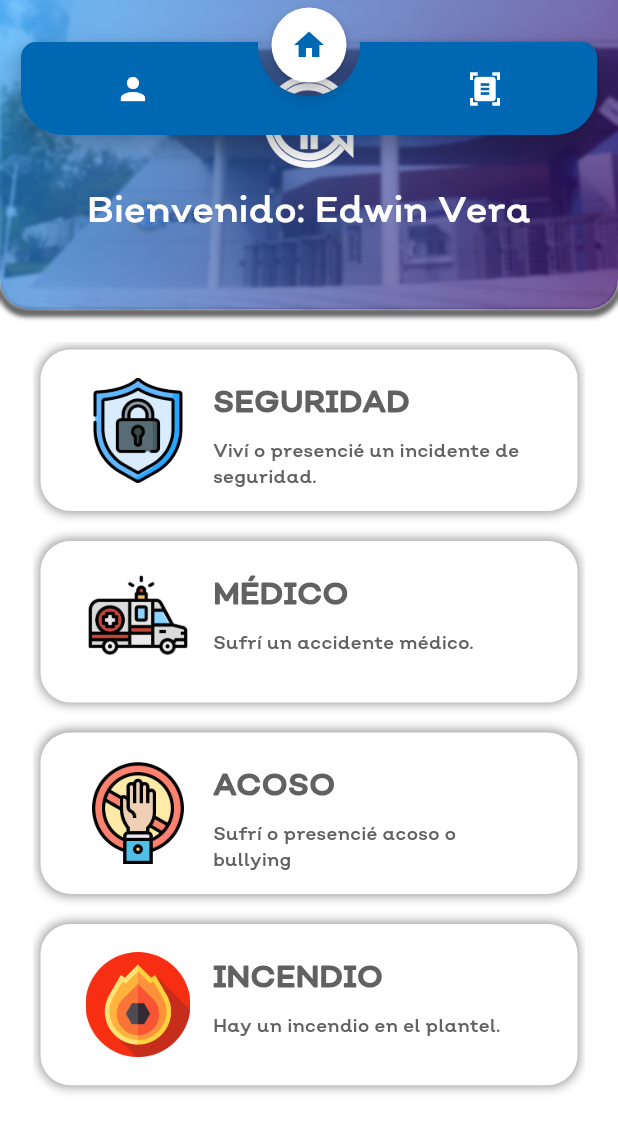
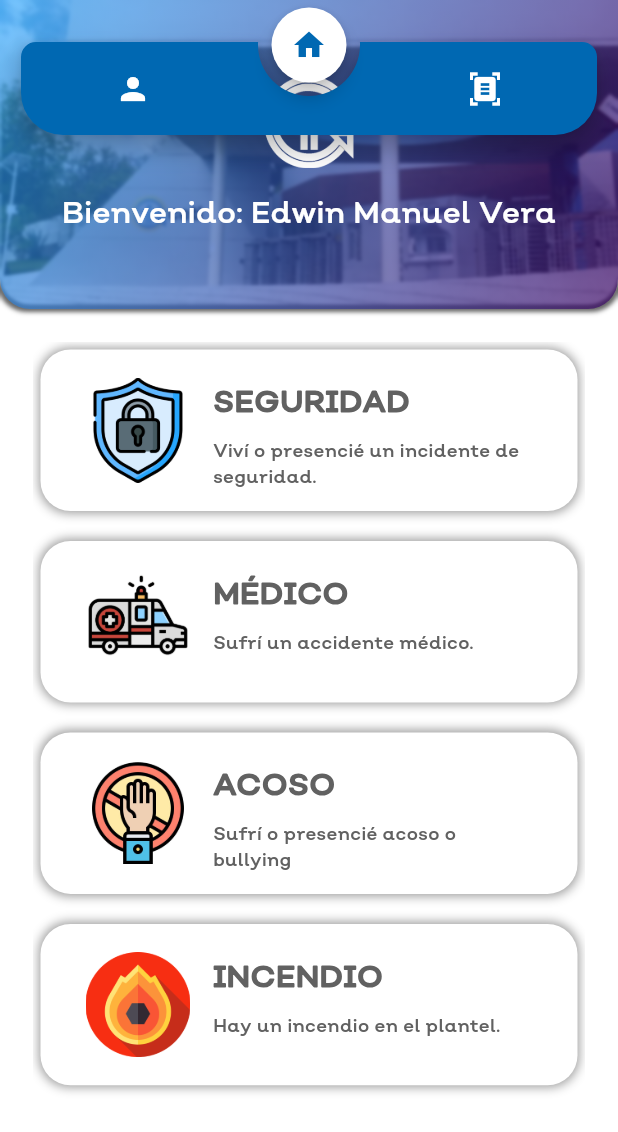
Before and after one commit to evera112398/boton_ceti, a Flutter app: the screen it shows after launch, on a phone screen of 412 x 824 dp. Shown: the top 1132 px of the screen. Run offline on Flutter 3.47's test engine with Material 3 defaults, Android fonts, the phone set to English and light mode, and no system bars; drawn by our look-alikes of animated_notch_bottom_bar.

Commit message:
Modificaciones de UI

```diff
--- a/lib/models/bnb.dart
+++ b/lib/models/bnb.dart
@@ -25,7 +25,7 @@ class _BNavigationBarState extends State<BNavigationBar> {
   Widget build(BuildContext context) {
     return AnimatedNotchBottomBar(
       color: VariablesGlobales.coloresApp[1],
-      durationInMilliSeconds: 200,
+      durationInMilliSeconds: 100,
       notchBottomBarController: widget.nbController,
       bottomBarItems: navIcons.map((icon) {
         return BottomBarItem(
--- a/lib/views/alert_screen.dart
+++ b/lib/views/alert_screen.dart
@@ -1,6 +1,4 @@
 import 'dart:ui';
-
-import 'package:boton_ceti/global/global_vars.dart';
 import 'package:boton_ceti/models/alert_card.dart';
 import 'package:flutter/material.dart';
 
@@ -12,7 +10,6 @@ class AlertScreen extends StatefulWidget {
 }
 
 class _AlertScreenState extends State<AlertScreen> {
-  final String _selectedItem = '';
   @override
   Widget build(BuildContext context) {
     // double screenHeight = MediaQuery.of(context).size.height;
@@ -27,6 +24,7 @@ class _AlertScreenState extends State<AlertScreen> {
               child: Stack(
                 children: [
                   Container(
+                    margin: const EdgeInsets.only(bottom: 3),
                     height: null,
                     width: double.infinity,
                     decoration: BoxDecoration(
@@ -85,24 +83,22 @@ class _AlertScreenState extends State<AlertScreen> {
                               'assets/images/ceti blanco.png',
                             ),
                           ),
-                          const SizedBox(height: 10),
-                          const Row(
+                          const SizedBox(height: 15),
+                          Row(
                             mainAxisAlignment: MainAxisAlignment.center,
                             children: [
-                              Text(
-                                'Bienvenido: ',
-                                style: TextStyle(
-                                  fontFamily: 'Nutmeg',
-                                  fontSize: 24,
-                                  color: Colors.white,
-                                ),
-                              ),
-                              Text(
-                                'Edwin Vera',
-                                style: TextStyle(
-                                  fontFamily: 'Nutmeg',
-                                  fontSize: 24,
-                                  color: Colors.white,
+                              SizedBox(
+                                width: constraints.maxWidth * 0.8,
+                                child: const FittedBox(
+                                  fit: BoxFit.scaleDown,
+                                  child: Text(
+                                    'Bienvenido: Edwin Manuel Vera',
+                                    style: TextStyle(
+                                      fontFamily: 'Nutmeg',
+                                      color: Colors.white,
+                                      fontSize: 24,
+                                    ),
+                                  ),
                                 ),
                               ),
                             ],
--- a/lib/views/home_screen.dart
+++ b/lib/views/home_screen.dart
@@ -22,7 +22,7 @@ class _HomeScreenState extends State<HomeScreen> {
     setState(() {
       _currentPageIndex = pageIndex;
       _pageController.animateToPage(pageIndex,
-          duration: const Duration(milliseconds: 200), curve: Curves.easeInOut);
+          duration: const Duration(milliseconds: 100), curve: Curves.easeInOut);
     });
   }
 
```
